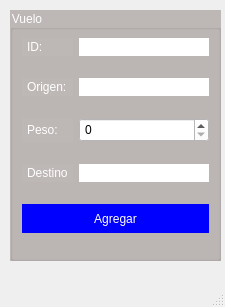
Before: the Qt Designer form main_window.ui in Tadeo-2404/Interfaz-Grafica-PySide2, drawn with Qt 5.
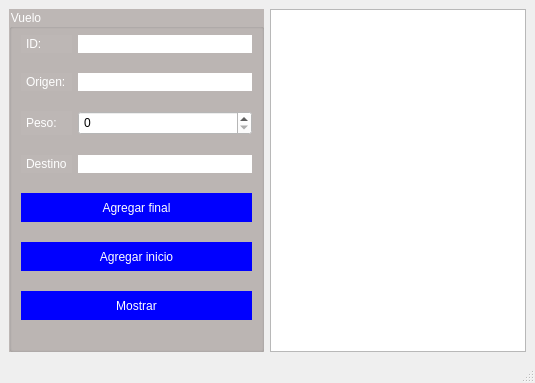
After: the same form once the commit is applied.

The edit to the form file:
```diff
--- a/main_window.ui
+++ b/main_window.ui
@@ -6,23 +6,17 @@
    <rect>
     <x>0</x>
     <y>0</y>
-    <width>225</width>
-    <height>307</height>
+    <width>535</width>
+    <height>383</height>
    </rect>
   </property>
   <property name="windowTitle">
    <string>MainWindow</string>
   </property>
   <widget class="QWidget" name="centralwidget">
-   <widget class="QGroupBox" name="groupBox">
-    <property name="geometry">
-     <rect>
-      <x>10</x>
-      <y>10</y>
-      <width>211</width>
-      <height>251</height>
-     </rect>
-    </property>
+   <layout class="QGridLayout" name="gridLayout_2">
+    <item row="0" column="0">
+     <widget class="QGroupBox" name="BoxContainer">
     <property name="styleSheet">
      <string notr="true">border-color: rgb(0, 0, 0);
 background-color: rgb(189, 183, 181);
@@ -33,22 +27,31 @@
      <string>Vuelo</string>
     </property>
     <layout class="QGridLayout" name="gridLayout">
-     <item row="1" column="0">
-      <widget class="QLabel" name="label_8">
-       <property name="text">
-        <string>Origen:</string>
+       <item row="2" column="1">
+        <widget class="QSpinBox" name="inputBox_peso">
+         <property name="styleSheet">
+          <string notr="true">background-color: rgb(255, 255, 255);
+color: rgb(0, 0, 0);
+padding: 1px;</string>
        </property>
       </widget>
      </item>
-     <item row="3" column="0">
-      <widget class="QLabel" name="label_6">
+       <item row="6" column="0" colspan="2">
+        <widget class="QPushButton" name="mostrarBtn">
+         <property name="styleSheet">
+          <string notr="true">outline: none;
+border: none;
+background-color: rgb(0, 0, 255);
+height: 25px;
+text-transform:uppercase;</string>
+         </property>
        <property name="text">
-        <string>Destino</string>
+          <string>Mostrar</string>
        </property>
       </widget>
      </item>
-     <item row="4" column="0" colspan="2">
-      <widget class="QPushButton" name="pushButton_2">
+       <item row="5" column="0" colspan="2">
+        <widget class="QPushButton" name="agregarInicioBtn">
        <property name="styleSheet">
         <string notr="true">outline: none;
 border: none;
@@ -57,14 +60,17 @@
 text-transform:uppercase;</string>
        </property>
        <property name="text">
-        <string>Agregar</string>
+          <string>Agregar inicio</string>
        </property>
       </widget>
      </item>
-     <item row="0" column="0">
-      <widget class="QLabel" name="label_5">
-       <property name="text">
-        <string>ID:</string>
+       <item row="0" column="1">
+        <widget class="QLineEdit" name="input_id">
+         <property name="styleSheet">
+          <string notr="true">background-color: rgb(255, 255, 255);
+border: none;
+color: rgb(0, 0, 0);
+padding: 1px;</string>
        </property>
       </widget>
      </item>
@@ -75,12 +81,17 @@
        </property>
       </widget>
      </item>
-     <item row="2" column="1">
-      <widget class="QSpinBox" name="spinBox_2">
-       <property name="styleSheet">
-        <string notr="true">background-color: rgb(255, 255, 255);
-color: rgb(0, 0, 0);
-padding: 1px;</string>
+       <item row="3" column="0">
+        <widget class="QLabel" name="label_destino">
+         <property name="text">
+          <string>Destino</string>
+         </property>
+        </widget>
+       </item>
+       <item row="1" column="0">
+        <widget class="QLabel" name="label_origen">
+         <property name="text">
+          <string>Origen:</string>
        </property>
       </widget>
      </item>
@@ -102,20 +113,36 @@
 color: rgb(0, 0, 0);
 padding: 1px;</string>
        </property>
+        </widget>
+       </item>
+       <item row="4" column="0" colspan="2">
+        <widget class="QPushButton" name="agregarFinalBtn">
+         <property name="styleSheet">
+          <string notr="true">outline: none;
+border: none;
+background-color: rgb(0, 0, 255);
+height: 25px;
+text-transform:uppercase;</string>
+         </property>
+         <property name="text">
+          <string>Agregar final</string>
+         </property>
+        </widget>
+       </item>
+       <item row="0" column="0">
+        <widget class="QLabel" name="label_id">
+         <property name="text">
+          <string>ID:</string>
+         </property>
+        </widget>
+       </item>
+      </layout>
       </widget>
      </item>
      <item row="0" column="1">
-      <widget class="QLineEdit" name="lineEdit_5">
-       <property name="styleSheet">
-        <string notr="true">background-color: rgb(255, 255, 255);
-border: none;
-color: rgb(0, 0, 0);
-padding: 1px;</string>
-       </property>
-      </widget>
-     </item>
-    </layout>
-   </widget>
+     <widget class="QPlainTextEdit" name="plainTextEdit"/>
+    </item>
+   </layout>
   </widget>
   <widget class="QMenuBar" name="menubar">
    <property name="geometry">
```
Left out of the diff: 8 changed lines with no effect on the pictures. Lines whose indentation alone changed are shown as unchanged.
